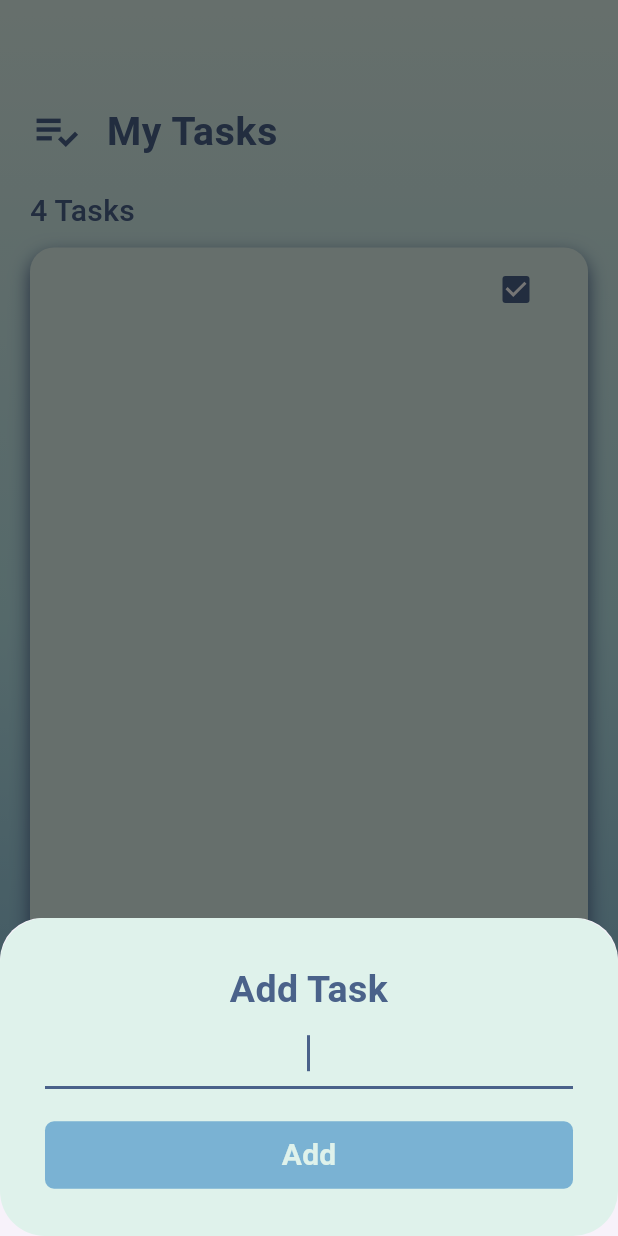
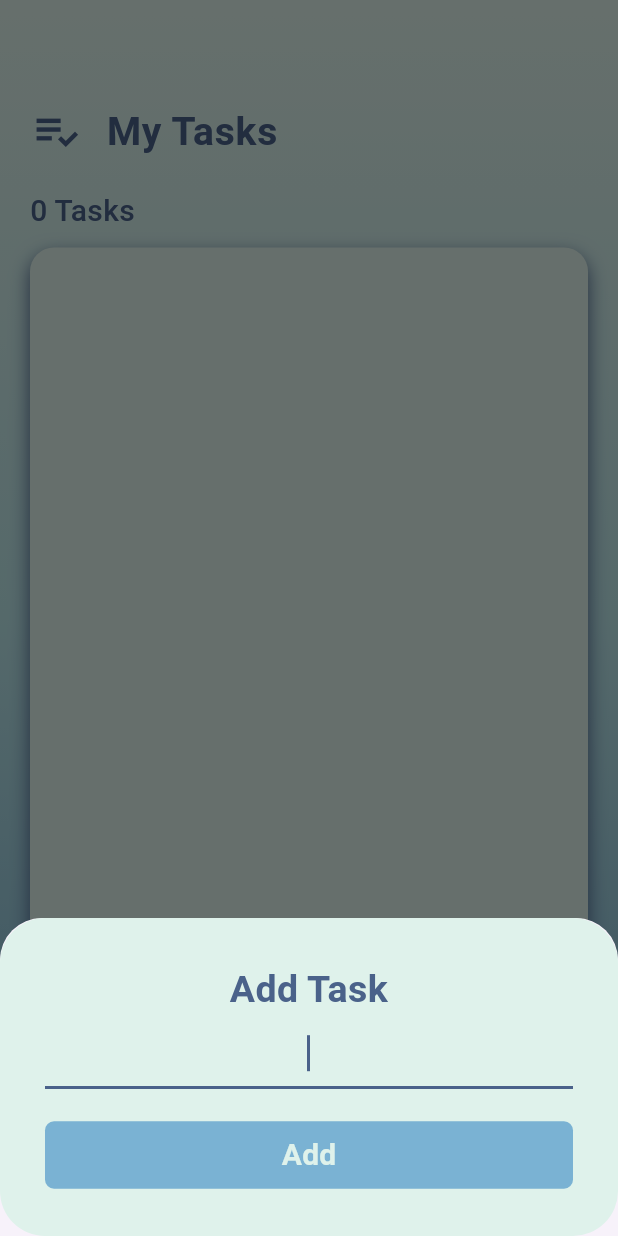
Before and after one commit to Ahmedmo1910/todo_app, a Flutter app: the screen it shows after launch, after a tap on the "add" icon, on a phone screen of 412 x 824 dp. Run offline on Flutter 3.47's test engine with Material 3 defaults, Android fonts, the phone set to English and light mode, and no system bars.

Commit message:
Implement task management features with Provider integration

```diff
--- a/lib/main.dart
+++ b/lib/main.dart
@@ -1,4 +1,6 @@
 import 'package:flutter/material.dart';
+import 'package:provider/provider.dart';
+import 'package:todo_app/data/task_data.dart';
 import 'package:todo_app/screens/tasks_screen.dart';
 
 void main() {
@@ -10,10 +12,13 @@ class MyApp extends StatelessWidget {
 
   @override
   Widget build(BuildContext context) {
-    return MaterialApp(
-      title: 'Todo App',
-      home: const TasksScreen(),
-      debugShowCheckedModeBanner: false,
+    return ChangeNotifierProvider(
+      create: (context) => TaskData(),
+      child: const MaterialApp(
+        title: 'Todo App',
+        home: TasksScreen(),
+        debugShowCheckedModeBanner: false,
+      ),
     );
   }
 }
--- a/lib/models/task_model.dart
+++ b/lib/models/task_model.dart
@@ -6,4 +6,7 @@ class TaskModel {
     required this.task,
     this.isDone = false,
   });
+  void doneChange() {
+    isDone = !isDone;
+  }
 }
--- a/lib/screens/tasks_screen.dart
+++ b/lib/screens/tasks_screen.dart
@@ -1,4 +1,6 @@
 import 'package:flutter/material.dart';
+import 'package:provider/provider.dart';
+import 'package:todo_app/data/task_data.dart';
 import 'package:todo_app/widgets/custom_button.dart';
 import 'package:todo_app/widgets/tasks_widget.dart';
 
@@ -20,10 +22,10 @@ class TasksScreen extends StatelessWidget {
             end: Alignment.bottomCenter,
           ),
         ),
-        child: const Column(
+        child: Column(
           crossAxisAlignment: CrossAxisAlignment.start,
           children: [
-            ListTile(
+            const ListTile(
               contentPadding: EdgeInsets.zero,
               leading: Icon(
                 Icons.playlist_add_check,
@@ -39,17 +41,17 @@ class TasksScreen extends StatelessWidget {
                 ),
               ),
             ),
-            SizedBox(height: 10),
+            const SizedBox(height: 10),
             Text(
-              '4 Tasks',
-              style: TextStyle(
+              '${Provider.of<TaskData>(context).tasks.length} Tasks',
+              style: const TextStyle(
                 color: Color(0xFF4A628A),
                 fontSize: 20,
                 fontWeight: FontWeight.w500,
               ),
             ),
-            SizedBox(height: 10),
-            TasksWidget()
+            const SizedBox(height: 10),
+            const TasksWidget()
           ],
         ),
       ),
--- a/lib/widgets/add_task_widget.dart
+++ b/lib/widgets/add_task_widget.dart
@@ -1,12 +1,17 @@
 import 'package:flutter/material.dart';
+import 'package:provider/provider.dart';
+import 'package:todo_app/data/task_data.dart';
 
 class AddTaskWidget extends StatelessWidget {
+ // final Function addTaskCallback;
   const AddTaskWidget({
     super.key,
+
   });
 
   @override
   Widget build(BuildContext context) {
+    String? newTaskTitle;
     return Container(
       decoration: BoxDecoration(
         color: const Color(0xFFDFF2EB),
@@ -25,10 +30,13 @@ class AddTaskWidget extends StatelessWidget {
               fontWeight: FontWeight.bold,
             ),
           ),
-          const TextField(
+          TextField(
+            onChanged: (newText) {
+              newTaskTitle = newText;
+            },
             textAlign: TextAlign.center,
             autofocus: true,
-            decoration: InputDecoration(
+            decoration: const InputDecoration(
               focusedBorder: UnderlineInputBorder(
                 borderSide: BorderSide(color: Color(0xFF4A628A), width: 2),
               ),
@@ -37,7 +45,11 @@ class AddTaskWidget extends StatelessWidget {
           ),
           const SizedBox(height: 20),
           TextButton(
-            onPressed: () {},
+            onPressed: () {
+              Provider.of<TaskData>(context, listen: false)
+                  .addTask(newTaskTitle!);
+              Navigator.pop(context);
+            },
             child: const Text(
               'Add',
               style: TextStyle(
--- a/lib/widgets/task_list.dart
+++ /dev/null
@@ -1,34 +0,0 @@
-import 'package:flutter/material.dart';
-
-class TaskList extends StatelessWidget {
-  const TaskList({super.key});
-
-  @override
-  Widget build(BuildContext context) {
-    return ListTile(
-      title: Text(''),
-      trailing: TaskCheckBox(),
-    );
-  }
-}
-
-class TaskCheckBox extends StatefulWidget {
-  @override
-  State<TaskCheckBox> createState() => _TaskCheckBoxState();
-}
-
-class _TaskCheckBoxState extends State<TaskCheckBox> {
-  bool? isChecked = true;
-  @override
-  Widget build(BuildContext context) {
-    return Checkbox(
-      activeColor: const Color(0xFF4A628A),
-      value: isChecked,
-      onChanged: (newValue) {
-        setState(() {
-          isChecked = newValue;
-        });
-      },
-    );
-  }
-}
--- a/lib/widgets/tasks_body.dart
+++ b/lib/widgets/tasks_body.dart
@@ -1,5 +1,7 @@
 import 'package:flutter/material.dart';
-import 'package:todo_app/widgets/task_list.dart';
+import 'package:provider/provider.dart';
+import 'package:todo_app/data/task_data.dart';
+import 'package:todo_app/widgets/task_list_tile.dart';
 
 class TasksBody extends StatelessWidget {
   const TasksBody({
@@ -8,11 +10,24 @@ class TasksBody extends StatelessWidget {
 
   @override
   Widget build(BuildContext context) {
-    return ListView(
-      children: [
-        TaskList()
-      ],
-
+    return Consumer<TaskData>(
+      builder: (context, taskData, child) {
+        return ListView.builder(
+          itemCount: taskData.tasks.length,
+          itemBuilder: (context, index) {
+            return TaskListTile(
+              text: taskData.tasks[index].task,
+              isChecked: taskData.tasks[index].isDone,
+              checkboxChange: (newValue) {
+                taskData.updateTask(taskData.tasks[index]);
+              },
+              listTileDelete: () {
+                taskData.deleteTask(taskData.tasks[index]);
+              },
+            );
+          },
+        );
+      },
     );
   }
 }
--- a/pubspec.yaml
+++ b/pubspec.yaml
@@ -35,6 +35,7 @@ dependencies:
   # The following adds the Cupertino Icons font to your application.
   # Use with the CupertinoIcons class for iOS style icons.
   cupertino_icons: ^1.0.8
+  provider: ^6.1.5+1
 
 dev_dependencies:
   flutter_test:
```
Also changed, not shown: lib/data/task_data.dart (added, +23 -0 lines), lib/widgets/task_list_tile.dart (added, +32 -0 lines), pubspec.lock.
